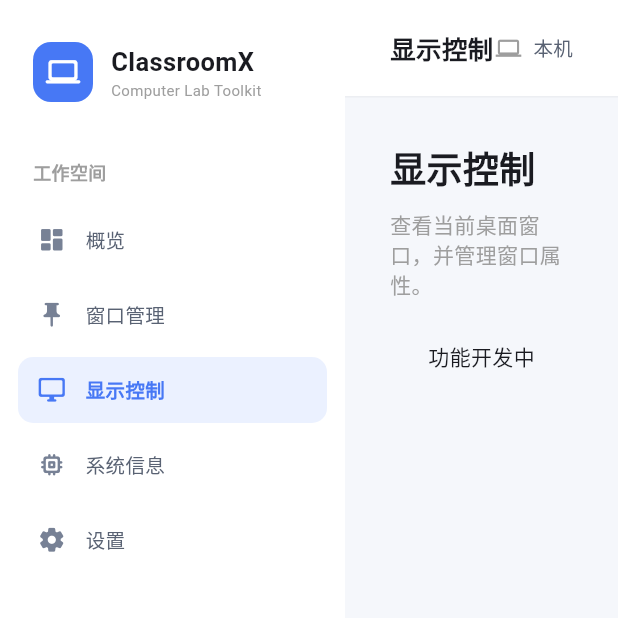
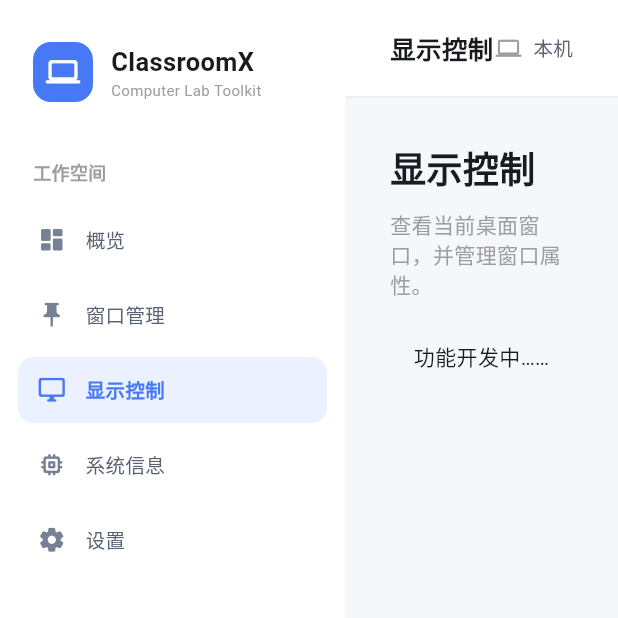
Before and after one commit to songllluv/ClassroomX, a Flutter app: the screen it shows after launch, after a tap on "窗口管理", after a tap on "显示控制", on a phone screen of 412 x 824 dp, the top half of it. Run offline on Flutter 3.47's test engine with Material 3 defaults, Android fonts, the phone set to English and light mode, and no system bars; our stand-ins replace material_ui; missing offline and left inert: dart:ffi, win32; Roboto replaces fonts that are missing (Microsoft YaHei); statements that could not run were skipped.

Commit message:
测试更改

```diff
--- a/lib/main.dart
+++ b/lib/main.dart
@@ -298,6 +298,6 @@ class _MainPageState extends State<MainPage> {
   }
 
   Widget _buildPlaceholder() {
-    return const Center(child: Text('功能开发中'));
+    return const Center(child: Text('功能开发中……'));
   }
 }
```
